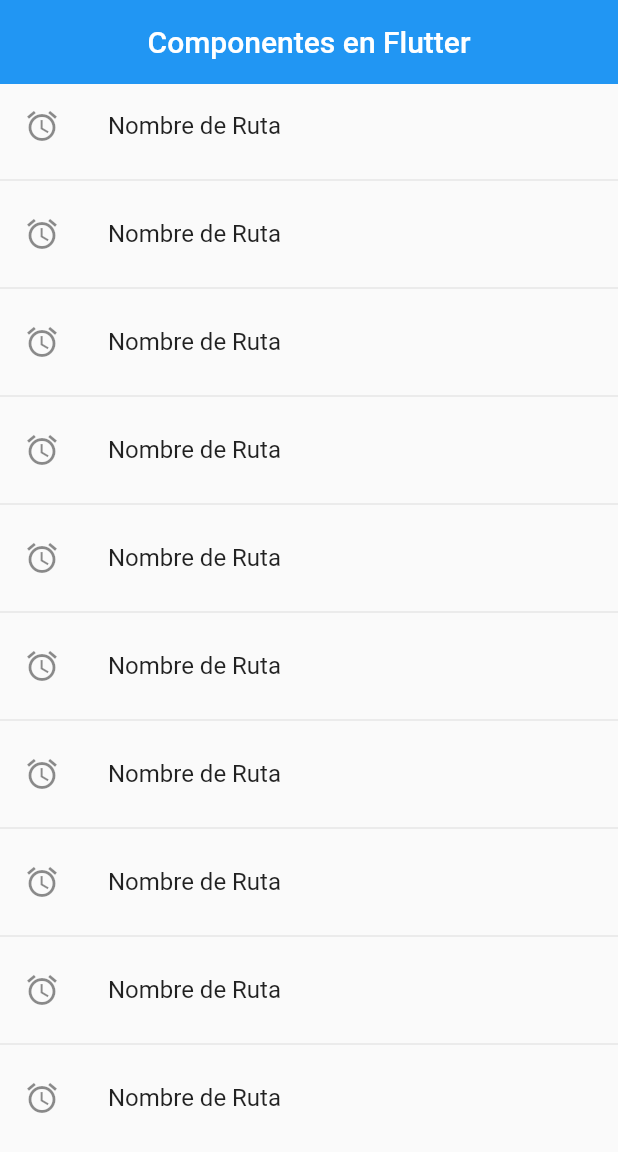
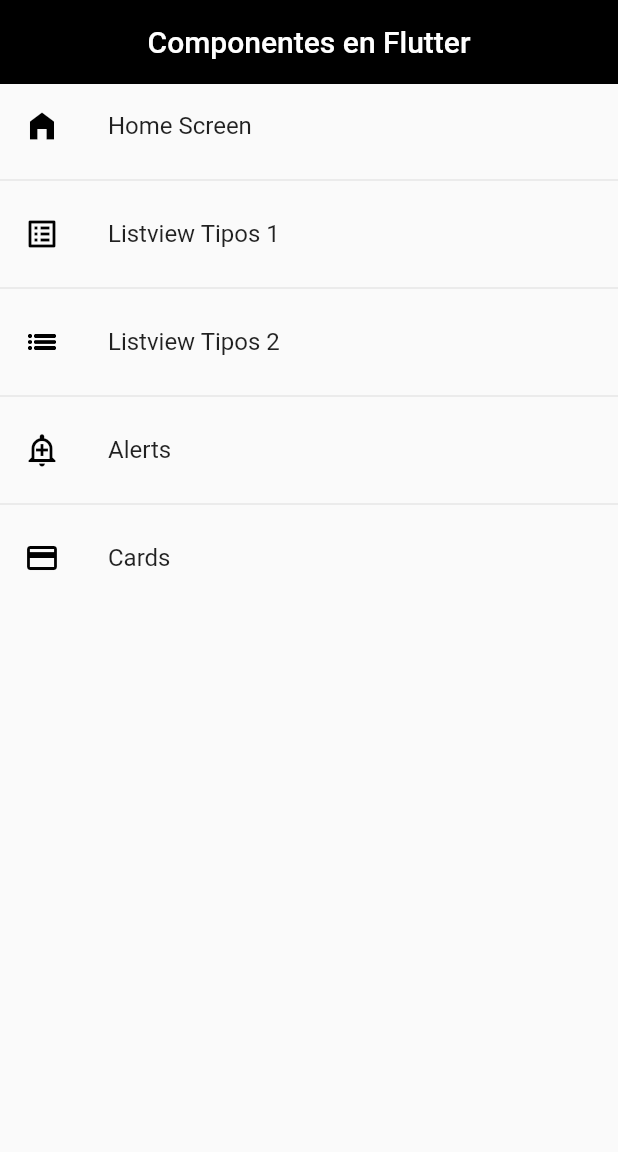
Before and after one commit to brayanzul/flutter_component, a Flutter app: the screen it shows after launch, on a phone screen of 412 x 824 dp. Shown: the top 1152 px of the screen. Run offline on Flutter 3.47's test engine with Material 2 defaults, Android fonts, the phone set to English and light mode, and no system bars.

Commit message:
Add Images, Buttons, Theme Folder and Widget

```diff
--- a/lib/main.dart
+++ b/lib/main.dart
@@ -1,6 +1,7 @@
 import 'package:flutter/material.dart';
 
 import 'package:flutter_componentes/router/app_routes.dart';
+import 'package:flutter_componentes/theme/app_theme.dart';
 
 void main() => runApp(const MyApp());
 
@@ -15,8 +16,9 @@ class MyApp extends StatelessWidget {
       title: 'Material App',
       //home: const Listview2Screen(),
       initialRoute: AppRoutes.initialRoute,
-      routes: AppRoutes.routes,
+      routes: AppRoutes.getAppRoutes(),
       onGenerateRoute: AppRoutes.onGenerateRoute,
+      theme: AppTheme.lightTheme
     );
   }
 }
--- a/lib/router/app_routes.dart
+++ b/lib/router/app_routes.dart
@@ -1,17 +1,38 @@
 import 'package:flutter/material.dart';
+import 'package:flutter_componentes/models/menu_option.dart';
 import 'package:flutter_componentes/screens/screens.dart';
 
 class AppRoutes {
 
   static const initialRoute = 'home';
 
-  static Map<String, Widget Function(BuildContext)> routes = {
+  static final menuOptions = <MenuOption>[
+    //TODO: borrar home
+    MenuOption(route: 'home', name: 'Home Screen', screen: const HomeScreen(), icon: Icons.home_filled),
+    MenuOption(route: 'listview1', name: 'Listview Tipos 1', screen: const Listview1Screen(), icon: Icons.list_alt_outlined),
+    MenuOption(route: 'listview2', name: 'Listview Tipos 2', screen: const Listview2Screen(), icon: Icons.list_outlined),
+    MenuOption(route: 'alert', name: 'Alerts', screen: const AlertScreen(), icon: Icons.add_alert_outlined),
+    MenuOption(route: 'card', name: 'Cards', screen: const CardScreen(), icon: Icons.credit_card),
+  ];
+
+  static Map<String, Widget Function(BuildContext)> getAppRoutes() {
+
+    Map<String, Widget Function(BuildContext)> AppRoutes = {};
+
+    for (final option in menuOptions) {
+      AppRoutes.addAll({ option.route :(BuildContext context) => option.screen });
+    }
+
+    return AppRoutes;
+  }
+
+ /* static Map<String, Widget Function(BuildContext)> routes = {
     'home'     :(BuildContext context) => const HomeScreen(),
     'listview1':(BuildContext context) => const Listview1Screen(),
     'listview2':(BuildContext context) => const Listview2Screen(),
     'alert'    :(BuildContext context) => const AlertScreen(),
     'card'     :(BuildContext context) => const CardScreen(),
-  };
+  }; */
 
   static Route<dynamic> onGenerateRoute(RouteSettings settings) {
     return MaterialPageRoute(
--- a/lib/screens/home_screend.dart
+++ b/lib/screens/home_screend.dart
@@ -1,6 +1,7 @@
 import 'package:flutter/material.dart';
 
-import 'package:flutter_componentes/screens/screens.dart';
+import 'package:flutter_componentes/router/app_routes.dart';
+import 'package:flutter_componentes/theme/app_theme.dart';
 
 class HomeScreen extends StatelessWidget {
 
@@ -8,16 +9,18 @@ class HomeScreen extends StatelessWidget {
 
   @override
   Widget build(BuildContext context) {
+
+    final menuOptions = AppRoutes.menuOptions;
+
     return Scaffold(
       appBar: AppBar(
         centerTitle: true,
         title: const Text('Componentes en Flutter'),
-        elevation: 0,
       ),
       body: ListView.separated(
-        itemBuilder: (context, index) => ListTile(
-          leading: const Icon(Icons.access_alarm_outlined),
-          title: const Text('Nombre de Ruta'),
+        itemBuilder: (context, i) => ListTile(
+          leading: Icon(menuOptions[i].icon, color: AppTheme.primary),
+          title: Text(menuOptions[i].name, selectionColor: Colors.black,),
           onTap: () {
 
             /* final route = MaterialPageRoute(
@@ -26,12 +29,12 @@ class HomeScreen extends StatelessWidget {
 
             Navigator.push(context, route); */
 
-            Navigator.pushNamed(context, 'card2');
+            Navigator.pushNamed(context, menuOptions[i].route);
 
           },
         ),
         separatorBuilder: ( _, __) => const Divider(),
-        itemCount: 10
+        itemCount: menuOptions.length
       )
     );
   }
--- a/lib/screens/listview2_screen.dart
+++ b/lib/screens/listview2_screen.dart
@@ -12,8 +12,6 @@ class Listview2Screen extends StatelessWidget {
       appBar: AppBar(
         centerTitle: true,
         title: const Text('Listview Tipo 2'),
-        elevation: 0,
-        backgroundColor: Colors.black,
       ),
       body: ListView.separated(
         itemBuilder: (context, i) => ListTile(
--- a/lib/screens/screens.dart
+++ b/lib/screens/screens.dart
@@ -1,5 +1,5 @@
 
-import 'package:flutter_componentes/screens/home_screend.dart';
+export 'package:flutter_componentes/screens/home_screend.dart';
 
 export 'package:flutter_componentes/screens/alert_screen.dart';
 export 'package:flutter_componentes/screens/card_screen.dart';
--- /dev/null
+++ b/lib/theme/app_theme.dart
@@ -0,0 +1,62 @@
+import 'package:flutter/material.dart';
+
+class AppTheme {
+
+  static const Color primary = Colors.black;
+
+  static final ThemeData lightTheme = ThemeData.light().copyWith(
+
+    //Color Primario
+    primaryColor: Colors.black,
+
+    //AppBar Theme
+    appBarTheme: const AppBarTheme(
+      color: primary,
+      elevation: 0
+    ),
+
+    //TextButton Theme
+    textButtonTheme: TextButtonThemeData(
+      style: TextButton.styleFrom( primary: primary ),
+    ),
+
+    //FloatingActionButton
+    floatingActionButtonTheme: const FloatingActionButtonThemeData(
+      backgroundColor: primary,
+      elevation: 0
+    ),
+
+    //ElevatedButtons
+    elevatedButtonTheme: ElevatedButtonThemeData(
+      style: ElevatedButton.styleFrom(
+        primary: Colors.black,
+        shape: const StadiumBorder(),
+        elevation: 0
+      ),
+    )
+
+  );
+
+  static final ThemeData darkTheme = ThemeData.dark().copyWith(
+    //Color Primario
+    primaryColor: Colors.black,
+
+    //AppBar Theme
+    appBarTheme: const AppBarTheme(
+      color: primary,
+      elevation: 0
+    ),
+
+    //TextButton Theme
+    textButtonTheme: TextButtonThemeData(
+      style: TextButton.styleFrom( primary: primary ),
+    ),
+
+    //FloatingActionButton
+    floatingActionButtonTheme: const FloatingActionButtonThemeData(
+      backgroundColor: primary
+    )
+
+  );
+
+}
--- /dev/null
+++ b/lib/widgets/widgets.dart
@@ -0,0 +1,3 @@
+
+export 'package:flutter_componentes/widgets/custom_card_type_2.dart';
+export 'package:flutter_componentes/widgets/custom_card_type_1.dart';
--- a/pubspec.yaml
+++ b/pubspec.yaml
@@ -60,8 +60,8 @@ flutter:
   uses-material-design: true
 
   # To add assets to your application, add an assets section, like this:
-  # assets:
-  #   - images/a_dot_burr.jpeg
+  assets:
+   - assets/jar-loading.gif
   #   - images/a_dot_ham.jpeg
 
   # An image asset can refer to one or more resolution-specific "variants", see
```
Also changed, not shown: lib/screens/alert_screen.dart (+21 -2 lines), lib/screens/card_screen.dart (+20 -3 lines), lib/widgets/custom_card_type_1.dart (added, +44 -0 lines), lib/widgets/custom_card_type_2.dart (added, +47 -0 lines), assets/jar-loading.gif (added).
